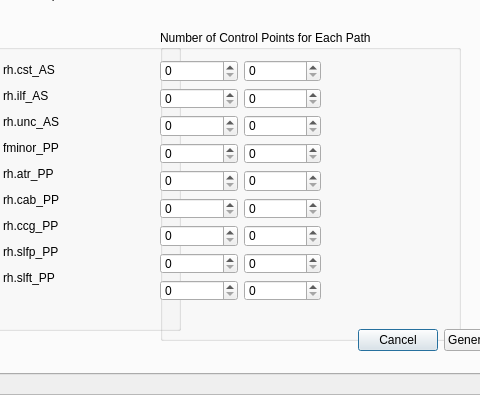
First picture: the form in diffusion_tool/configurationfileform.ui, repository freesurfer/freesurfer, before the edit; both pictures show x 192 to 672 and y 466 to 861 of the 783 by 1059 pixel window.
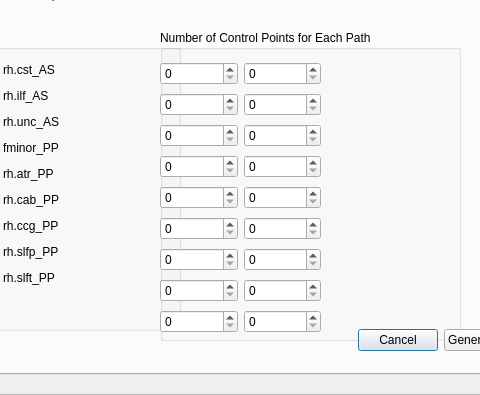
Second picture: the form after the edit.

Commit message: made some improvements to the AnatomiCuts stuff

What changed in the file:
```diff
--- a/diffusion_tool/configurationfileform.ui
+++ b/diffusion_tool/configurationfileform.ui
@@ -452,7 +452,7 @@
         <x>0</x>
         <y>30</y>
         <width>161</width>
-        <height>241</height>
+        <height>275</height>
        </rect>
       </property>
       <layout class="QGridLayout" name="gridLayout_2">
```
The commit also changes 1 other file.
